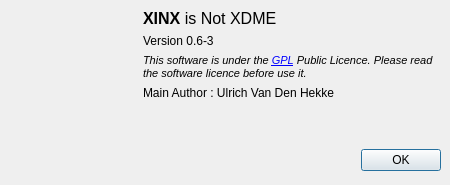
First picture: the form in ui/about.ui, repository phoenix741/xinx, before the edit.
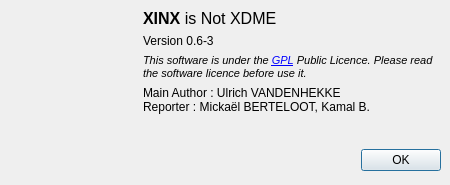
Second picture: the form after the edit. Icons and pictures are not drawn.

The edit to the form file:
```diff
--- a/ui/about.ui
+++ b/ui/about.ui
@@ -22,7 +22,9 @@
    <item row="3" column="1" >
     <widget class="QLabel" name="label_5" >
      <property name="text" >
-      <string>Main Author : Ulrich Van Den Hekke</string>
+      <string>Main Author : Ulrich VANDENHEKKE
+Reporter : Mickaël BERTELOOT, Kamal B.         
+</string>
      </property>
     </widget>
    </item>
```
